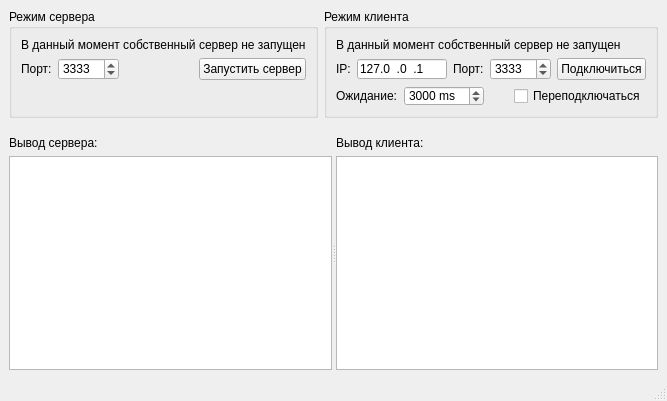
CJayM/PingPong, file mainwindow.ui: the form before one commit.
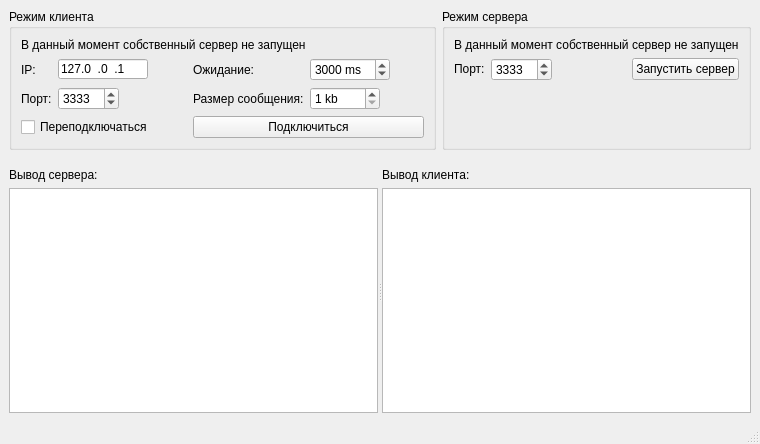
The form after the commit.

Patch:
```diff
--- a/mainwindow.ui
+++ b/mainwindow.ui
@@ -6,8 +6,8 @@
    <rect>
     <x>0</x>
     <y>0</y>
-    <width>662</width>
-    <height>401</height>
+    <width>760</width>
+    <height>444</height>
    </rect>
   </property>
   <property name="windowTitle">
@@ -41,106 +41,6 @@
       <layout class="QVBoxLayout" name="verticalLayout_2">
        <item>
         <layout class="QHBoxLayout" name="horizontalLayout_4">
-         <item>
-          <widget class="QGroupBox" name="groupBox">
-           <property name="title">
-            <string>Режим сервера</string>
-           </property>
-           <layout class="QVBoxLayout" name="verticalLayout_8">
-            <item>
-             <widget class="QLabel" name="lblServerState">
-              <property name="styleSheet">
-               <string notr="true"/>
-              </property>
-              <property name="text">
-               <string>В данный момент собственный сервер не запущен</string>
-              </property>
-             </widget>
-            </item>
-            <item>
-             <layout class="QHBoxLayout" name="horizontalLayout_2">
-              <item>
-               <widget class="QLabel" name="label_3">
-                <property name="sizePolicy">
-                 <sizepolicy hsizetype="Fixed" vsizetype="Fixed">
-                  <horstretch>0</horstretch>
-                  <verstretch>0</verstretch>
-                 </sizepolicy>
-                </property>
-                <property name="minimumSize">
-                 <size>
-                  <width>29</width>
-                  <height>13</height>
-                 </size>
-                </property>
-                <property name="text">
-                 <string>Порт:</string>
-                </property>
-               </widget>
-              </item>
-              <item>
-               <widget class="QSpinBox" name="spinServerPort">
-                <property name="sizePolicy">
-                 <sizepolicy hsizetype="Minimum" vsizetype="Fixed">
-                  <horstretch>0</horstretch>
-                  <verstretch>0</verstretch>
-                 </sizepolicy>
-                </property>
-                <property name="minimumSize">
-                 <size>
-                  <width>0</width>
-                  <height>20</height>
-                 </size>
-                </property>
-                <property name="maximum">
-                 <number>65535</number>
-                </property>
-                <property name="value">
-                 <number>3333</number>
-                </property>
-               </widget>
-              </item>
-              <item>
-               <spacer name="horizontalSpacer_2">
-                <property name="orientation">
-                 <enum>Qt::Horizontal</enum>
-                </property>
-                <property name="sizeHint" stdset="0">
-                 <size>
-                  <width>40</width>
-                  <height>20</height>
-                 </size>
-                </property>
-               </spacer>
-              </item>
-              <item>
-               <widget class="QPushButton" name="btnServer">
-                <property name="styleSheet">
-                 <string notr="true"/>
-                </property>
-                <property name="text">
-                 <string>Запустить сервер</string>
-                </property>
-               </widget>
-              </item>
-             </layout>
-            </item>
-            <item>
-             <spacer name="verticalSpacer">
-              <property name="orientation">
-               <enum>Qt::Vertical</enum>
-              </property>
-              <property name="sizeHint" stdset="0">
-               <size>
-                <width>20</width>
-                <height>0</height>
-               </size>
-              </property>
-             </spacer>
-            </item>
-           </layout>
-          </widget>
-         </item>
          <item>
           <widget class="QGroupBox" name="groupBox_2">
            <property name="title">
@@ -148,151 +48,237 @@
            </property>
            <layout class="QVBoxLayout" name="verticalLayout_9">
             <item>
-             <widget class="QLabel" name="lblClientState">
-              <property name="text">
-               <string>В данный момент собственный сервер не запущен</string>
-              </property>
-             </widget>
-            </item>
-            <item>
-             <layout class="QHBoxLayout" name="horizontalLayout_3">
-              <item>
+             <layout class="QGridLayout" name="gridLayout" columnstretch="0,0,1,0,0">
+              <item row="1" column="0">
                <widget class="QLabel" name="label">
                 <property name="text">
                  <string>IP:</string>
                 </property>
                </widget>
               </item>
-              <item>
-               <widget class="QLineEdit" name="editServerIp">
-                <property name="sizePolicy">
-                 <sizepolicy hsizetype="Minimum" vsizetype="Fixed">
-                  <horstretch>0</horstretch>
-                  <verstretch>0</verstretch>
-                 </sizepolicy>
-                </property>
-                <property name="minimumSize">
-                 <size>
-                  <width>90</width>
-                  <height>20</height>
-                 </size>
-                </property>
-                <property name="maximumSize">
-                 <size>
-                  <width>30</width>
-                  <height>20</height>
-                 </size>
-                </property>
-                <property name="inputMask">
-                 <string notr="true">000.000.000.000</string>
-                </property>
+              <item row="0" column="0" colspan="5">
+               <widget class="QLabel" name="lblClientState">
                 <property name="text">
-                 <string>127.0.0.1</string>
-                </property>
-                <property name="maxLength">
-                 <number>15</number>
+                 <string>В данный момент собственный сервер не запущен</string>
                 </property>
                </widget>
               </item>
-              <item>
+              <item row="2" column="2">
+               <spacer name="horizontalSpacer_6">
+                <property name="orientation">
+                 <enum>Qt::Horizontal</enum>
+                </property>
+                <property name="sizeHint" stdset="0">
+                 <size>
+                  <width>40</width>
+                  <height>20</height>
+                 </size>
+                </property>
+               </spacer>
+              </item>
+              <item row="2" column="0">
                <widget class="QLabel" name="label_2">
                 <property name="text">
                  <string>Порт:</string>
                 </property>
                </widget>
               </item>
-              <item>
-               <widget class="QSpinBox" name="spinClientPort">
-                <property name="sizePolicy">
-                 <sizepolicy hsizetype="Minimum" vsizetype="Fixed">
-                  <horstretch>0</horstretch>
-                  <verstretch>0</verstretch>
-                 </sizepolicy>
-                </property>
-                <property name="minimumSize">
-                 <size>
-                  <width>0</width>
-                  <height>20</height>
-                 </size>
-                </property>
-                <property name="maximum">
-                 <number>65535</number>
-                </property>
-                <property name="value">
-                 <number>3333</number>
-                </property>
-               </widget>
+              <item row="1" column="4">
+               <layout class="QHBoxLayout" name="horizontalLayout_3">
+                <item>
+                 <widget class="QSpinBox" name="spinClientTimeout">
+                  <property name="sizePolicy">
+                   <sizepolicy hsizetype="Minimum" vsizetype="Fixed">
+                    <horstretch>0</horstretch>
+                    <verstretch>0</verstretch>
+                   </sizepolicy>
+                  </property>
+                  <property name="minimumSize">
+                   <size>
+                    <width>0</width>
+                    <height>20</height>
+                   </size>
+                  </property>
+                  <property name="suffix">
+                   <string> ms</string>
+                  </property>
+                  <property name="maximum">
+                   <number>30000</number>
+                  </property>
+                  <property name="value">
+                   <number>3000</number>
+                  </property>
+                 </widget>
+                </item>
+                <item>
+                 <spacer name="horizontalSpacer">
+                  <property name="orientation">
+                   <enum>Qt::Horizontal</enum>
+                  </property>
+                  <property name="sizeHint" stdset="0">
+                   <size>
+                    <width>40</width>
+                    <height>20</height>
+                   </size>
+                  </property>
+                 </spacer>
+                </item>
+               </layout>
               </item>
-              <item>
-               <spacer name="horizontalSpacer">
-                <property name="orientation">
-                 <enum>Qt::Horizontal</enum>
-                </property>
-                <property name="sizeHint" stdset="0">
-                 <size>
-                  <width>40</width>
-                  <height>20</height>
-                 </size>
-                </property>
-               </spacer>
+              <item row="2" column="4">
+               <layout class="QHBoxLayout" name="horizontalLayout_6">
+                <item>
+                 <widget class="QSpinBox" name="spinPacketSize">
+                  <property name="sizePolicy">
+                   <sizepolicy hsizetype="Minimum" vsizetype="Fixed">
+                    <horstretch>0</horstretch>
+                    <verstretch>0</verstretch>
+                   </sizepolicy>
+                  </property>
+                  <property name="minimumSize">
+                   <size>
+                    <width>0</width>
+                    <height>20</height>
+                   </size>
+                  </property>
+                  <property name="suffix">
+                   <string> kb</string>
+                  </property>
+                  <property name="minimum">
+                   <number>1</number>
+                  </property>
+                  <property name="maximum">
+                   <number>1024</number>
+                  </property>
+                  <property name="value">
+                   <number>1</number>
+                  </property>
+                 </widget>
+                </item>
+                <item>
+                 <spacer name="horizontalSpacer_5">
+                  <property name="orientation">
+                   <enum>Qt::Horizontal</enum>
+                  </property>
+                  <property name="sizeHint" stdset="0">
+                   <size>
+                    <width>40</width>
+                    <height>20</height>
+                   </size>
+                  </property>
+                 </spacer>
+                </item>
+               </layout>
               </item>
-              <item>
-               <widget class="QPushButton" name="btnClient">
+              <item row="2" column="3">
+               <widget class="QLabel" name="label_6">
                 <property name="text">
-                 <string>Подключиться</string>
+                 <string>Размер сообщения:</string>
                 </property>
                </widget>
               </item>
-             </layout>
-            </item>
-            <item>
-             <layout class="QHBoxLayout" name="horizontalLayout">
-              <item>
+              <item row="2" column="1">
+               <layout class="QHBoxLayout" name="horizontalLayout">
+                <item>
+                 <widget class="QSpinBox" name="spinClientPort">
+                  <property name="sizePolicy">
+                   <sizepolicy hsizetype="Minimum" vsizetype="Fixed">
+                    <horstretch>0</horstretch>
+                    <verstretch>0</verstretch>
+                   </sizepolicy>
+                  </property>
+                  <property name="minimumSize">
+                   <size>
+                    <width>0</width>
+                    <height>20</height>
+                   </size>
+                  </property>
+                  <property name="maximum">
+                   <number>65535</number>
+                  </property>
+                  <property name="value">
+                   <number>3333</number>
+                  </property>
+                 </widget>
+                </item>
+                <item>
+                 <spacer name="horizontalSpacer_4">
+                  <property name="orientation">
+                   <enum>Qt::Horizontal</enum>
+                  </property>
+                  <property name="sizeHint" stdset="0">
+                   <size>
+                    <width>40</width>
+                    <height>20</height>
+                   </size>
+                  </property>
+                 </spacer>
+                </item>
+               </layout>
+              </item>
+              <item row="1" column="1">
+               <layout class="QHBoxLayout" name="horizontalLayout_5">
+                <item>
+                 <widget class="QLineEdit" name="editServerIp">
+                  <property name="sizePolicy">
+                   <sizepolicy hsizetype="Minimum" vsizetype="Fixed">
+                    <horstretch>0</horstretch>
+                    <verstretch>0</verstretch>
+                   </sizepolicy>
+                  </property>
+                  <property name="minimumSize">
+                   <size>
+                    <width>90</width>
+                    <height>20</height>
+                   </size>
+                  </property>
+                  <property name="maximumSize">
+                   <size>
+                    <width>30</width>
+                    <height>20</height>
+                   </size>
+                  </property>
+                  <property name="inputMask">
+                   <string notr="true">000.000.000.000</string>
+                  </property>
+                  <property name="text">
+                   <string>127.0.0.1</string>
+                  </property>
+                  <property name="maxLength">
+                   <number>15</number>
+                  </property>
+                 </widget>
+                </item>
+                <item>
+                 <spacer name="horizontalSpacer_3">
+                  <property name="orientation">
+                   <enum>Qt::Horizontal</enum>
+                  </property>
+                  <property name="sizeHint" stdset="0">
+                   <size>
+                    <width>40</width>
+                    <height>20</height>
+                   </size>
+                  </property>
+                 </spacer>
+                </item>
+               </layout>
+              </item>
+              <item row="1" column="3">
                <widget class="QLabel" name="label_5">
                 <property name="text">
                  <string>Ожидание:</string>
                 </property>
                </widget>
               </item>
-              <item>
-               <widget class="QSpinBox" name="spinClientTimeout">
-                <property name="sizePolicy">
-                 <sizepolicy hsizetype="Minimum" vsizetype="Fixed">
-                  <horstretch>0</horstretch>
-                  <verstretch>0</verstretch>
-                 </sizepolicy>
-                </property>
-                <property name="minimumSize">
-                 <size>
-                  <width>0</width>
-                  <height>20</height>
-                 </size>
-                </property>
-                <property name="suffix">
-                 <string> ms</string>
-                </property>
-                <property name="maximum">
-                 <number>30000</number>
-                </property>
-                <property name="value">
-                 <number>3000</number>
+              <item row="3" column="3" colspan="2">
+               <widget class="QPushButton" name="btnClient">
+                <property name="text">
+                 <string>Подключиться</string>
                 </property>
                </widget>
               </item>
-              <item>
-               <spacer name="horizontalSpacer_3">
-                <property name="orientation">
-                 <enum>Qt::Horizontal</enum>
-                </property>
-                <property name="sizeHint" stdset="0">
-                 <size>
-                  <width>40</width>
-                  <height>20</height>
-                 </size>
-                </property>
-               </spacer>
-              </item>
-              <item>
+              <item row="3" column="0" colspan="2">
                <widget class="QCheckBox" name="checkBox">
                 <property name="text">
                  <string>Переподключаться</string>
@@ -317,6 +303,123 @@
            </layout>
           </widget>
          </item>
+         <item>
+          <widget class="QGroupBox" name="groupBox">
+           <property name="title">
+            <string>Режим сервера</string>
+           </property>
+           <layout class="QVBoxLayout" name="verticalLayout_8">
+            <item>
+             <widget class="QLabel" name="lblServerState">
+              <property name="styleSheet">
+               <string notr="true"/>
+              </property>
+              <property name="text">
+               <string>В данный момент собственный сервер не запущен</string>
+              </property>
+             </widget>
+            </item>
+            <item>
+             <layout class="QGridLayout" name="gridLayout_2" columnstretch="0,0,1,0">
+              <item row="0" column="3">
+               <widget class="QPushButton" name="btnServer">
+                <property name="styleSheet">
+                 <string notr="true"/>
+                </property>
+                <property name="text">
+                 <string>Запустить сервер</string>
+                </property>
+               </widget>
+              </item>
+              <item row="0" column="0">
+               <widget class="QLabel" name="label_3">
+                <property name="sizePolicy">
+                 <sizepolicy hsizetype="Fixed" vsizetype="Fixed">
+                  <horstretch>0</horstretch>
+                  <verstretch>0</verstretch>
+                 </sizepolicy>
+                </property>
+                <property name="minimumSize">
+                 <size>
+                  <width>29</width>
+                  <height>13</height>
+                 </size>
+                </property>
+                <property name="text">
+                 <string>Порт:</string>
+                </property>
+               </widget>
+              </item>
+              <item row="0" column="1">
+               <layout class="QHBoxLayout" name="horizontalLayout_2">
+                <item>
+                 <widget class="QSpinBox" name="spinServerPort">
+                  <property name="sizePolicy">
+                   <sizepolicy hsizetype="Minimum" vsizetype="Fixed">
+                    <horstretch>0</horstretch>
+                    <verstretch>0</verstretch>
+                   </sizepolicy>
+                  </property>
+                  <property name="minimumSize">
+                   <size>
+                    <width>0</width>
+                    <height>20</height>
+                   </size>
+                  </property>
+                  <property name="maximum">
+                   <number>65535</number>
+                  </property>
+                  <property name="value">
+                   <number>3333</number>
+                  </property>
+                 </widget>
+                </item>
+                <item>
+                 <spacer name="horizontalSpacer_2">
+                  <property name="orientation">
+                   <enum>Qt::Horizontal</enum>
+                  </property>
+                  <property name="sizeHint" stdset="0">
+                   <size>
+                    <width>40</width>
+                    <height>20</height>
+                   </size>
+                  </property>
+                 </spacer>
+                </item>
+               </layout>
+              </item>
+              <item row="0" column="2">
+               <spacer name="horizontalSpacer_7">
+                <property name="orientation">
+                 <enum>Qt::Horizontal</enum>
+                </property>
+                <property name="sizeHint" stdset="0">
+                 <size>
+                  <width>40</width>
+                  <height>20</height>
+                 </size>
+                </property>
+               </spacer>
+              </item>
+             </layout>
+            </item>
+            <item>
+             <spacer name="verticalSpacer">
+              <property name="orientation">
+               <enum>Qt::Vertical</enum>
+              </property>
+              <property name="sizeHint" stdset="0">
+               <size>
+                <width>20</width>
+                <height>0</height>
+               </size>
+              </property>
+             </spacer>
+            </item>
+           </layout>
+          </widget>
+         </item>
         </layout>
        </item>
       </layout>
```
Left out of the diff: 14 changed lines with no effect on the pictures.
